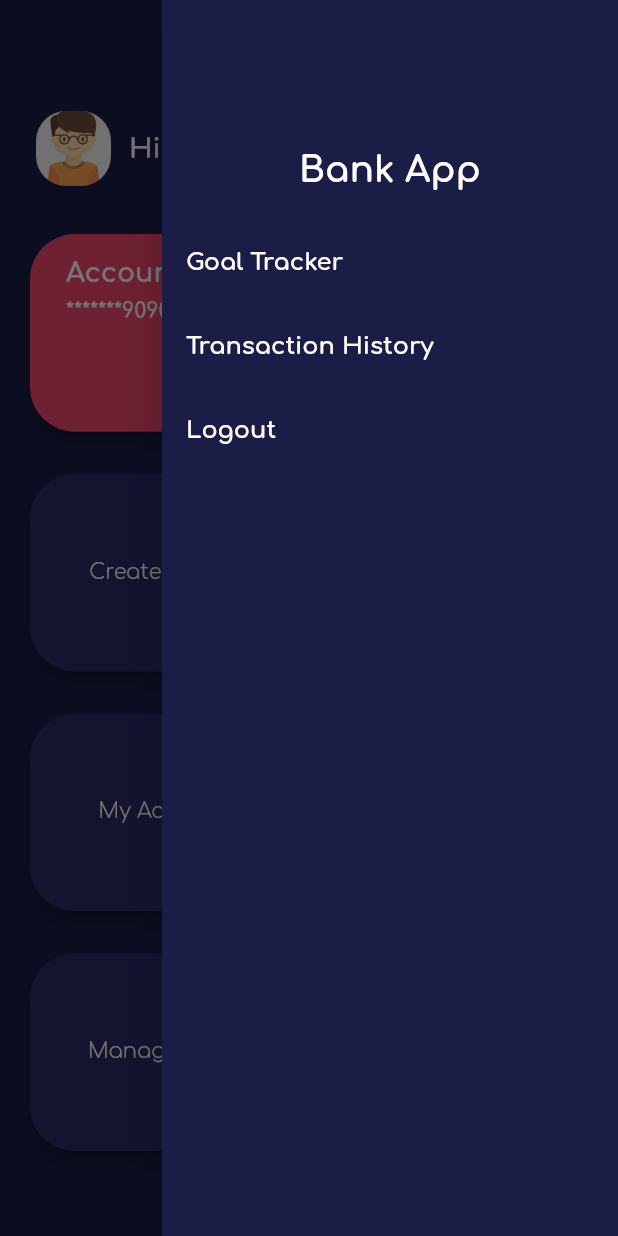
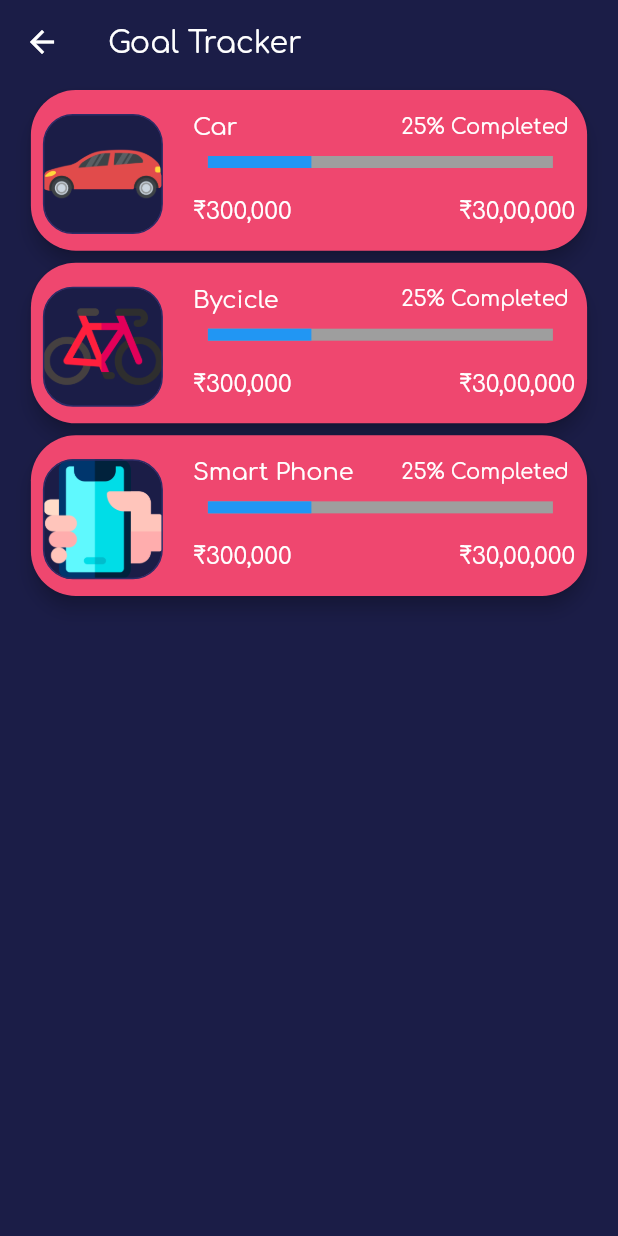
Before and after one commit to shivams1011/nuclei_hackathon_groot, a Flutter app: the HomeScreen screen opened by its route, in the side drawer, after a tap on "Goal Tracker", on a phone screen of 412 x 824 dp. Run offline on Flutter 3.47's test engine with Material 2 defaults, Android fonts, the light colour scheme and no system bars; drawn by our look-alikes of percent_indicator; our stand-ins replace google_fonts, image_picker.

Commit message:
goal tracker

```diff
--- a/lib/main.dart
+++ b/lib/main.dart
@@ -1,5 +1,7 @@
 import 'package:flutter/material.dart';
 import 'package:nuclei_hackathon_groot/screen/create_goal_screen/create_goal_screen.dart';
+import 'package:nuclei_hackathon_groot/screen/goal_overview_screen/goal_overview_screen.dart';
+import 'package:nuclei_hackathon_groot/screen/goal_tracker_screen/goal_tracker_screen.dart';
 import 'package:nuclei_hackathon_groot/screen/home_screen/home_screen.dart';
 import 'package:nuclei_hackathon_groot/screen/login_screen/login_screen.dart';
 import 'package:nuclei_hackathon_groot/screen/transaction_screen/transaction_screen.dart';
@@ -21,7 +23,9 @@ class MyApp extends StatelessWidget {
         '/':(context)=> LoginScreen(),
         '/home':(cotext) =>HomeScreen(),
         '/transaction':(context) => TransactionScreen(),
-        '/createGoal':(context) => CreateGoalScreen()
+        '/createGoal':(context) => CreateGoalScreen(),
+        '/goalOverView':(context) => GoalOverViewScreen(),
+        '/goalTracker':(context) => GoalTrackerScreen()
       },
     );
   }
--- /dev/null
+++ b/lib/screen/goal_tracker_screen/goal_tracker_screen.dart
@@ -0,0 +1,127 @@
+import 'package:flutter/material.dart';
+import 'package:nuclei_hackathon_groot/utils/colors_util.dart';
+import 'package:nuclei_hackathon_groot/utils/font_util.dart';
+import 'package:nuclei_hackathon_groot/utils/image_util.dart';
+import 'package:percent_indicator/percent_indicator.dart';
+
+class GoalTrackerScreen extends StatefulWidget {
+  GoalTrackerScreen({Key key}) : super(key: key);
+
+  @override
+  _GoalTrackerScreenState createState() => _GoalTrackerScreenState();
+}
+
+class _GoalTrackerScreenState extends State<GoalTrackerScreen> {
+  @override
+  Widget build(BuildContext context) {
+    return Scaffold(
+        backgroundColor: Color(ColorsUtil.appBgColor),
+        appBar: AppBar(
+          backgroundColor: Color(ColorsUtil.appBgColor),
+          elevation: 0,
+          title: Text(
+            'Goal Tracker',
+            style: FontUtil.setTextStyle(
+              fontSize: 20.0,
+            ),
+          ),
+        ),
+        body: getBodyWidget());
+  }
+
+  Widget getBodyWidget() {
+    return Container(
+      width: double.infinity,
+      child: Column(
+        children: [
+          getCardData(ImageUtils.carImage, 'Car'),
+          getCardData(ImageUtils.byCicleImage, 'Bycicle'),
+          getCardData(ImageUtils.smartPhoneImage, 'Smart Phone'),
+
+        ],
+      ),
+    );
+  }
+
+
+  Widget getCardData(String imageName, String goalName){
+    return Card(
+            color: Color(ColorsUtil.accountCardColor),
+            elevation: 5,
+            shape: RoundedRectangleBorder(
+                borderRadius: BorderRadius.all(
+              Radius.circular(30),
+            )),
+            child: Container(
+              width: MediaQuery.of(context).size.width * 0.90,
+              height: MediaQuery.of(context).size.height * 0.13,
+              child: Padding(
+                padding:
+                    const EdgeInsets.only(left: 8.0, top: 16.0, right: 8.0),
+                child: Row(
+                  crossAxisAlignment: CrossAxisAlignment.start,
+                  children: [
+                    Container(
+                      height: 80,
+                      width: 80,
+                      decoration: BoxDecoration(
+                          color: Color(ColorsUtil.appBgColor),
+                          border: Border.all(
+                              width: 1.0,
+                              color: Color(ColorsUtil.fieldFillColor)),
+                          image: DecorationImage(
+                              image: Image.asset(
+                                imageName,
+                                height: 50,
+                                width: 50,
+                              ).image,
+                              fit: BoxFit.fill),
+                          borderRadius:
+                              BorderRadius.all(Radius.circular(20.0))),
+                    ),
+                    SizedBox(
+                      width: 20.0,
+                    ),
+                    Expanded(
+                      child: Column(
+                        children: [
+                          Row(
+                            children: [
+                              Text(goalName,
+                                  style: FontUtil.setTextStyle(fontSize: 16.0)),
+                              Expanded(child: Container()),
+                              Text('25% Completed ',
+                                  style: FontUtil.setTextStyle(fontSize: 14.0)),
+                            ],
+                          ),
+                          SizedBox(
+                            height: 10.0,
+                          ),
+                          LinearPercentIndicator(
+                            width: 250,
+                            lineHeight: 8.0,
+                            percent: 0.3,
+                            backgroundColor: Colors.grey,
+                            progressColor: Colors.blue,
+                          ),
+                          SizedBox(height: 20,),
+                          Row(
+                            children: [
+                              Text('₹300,000',
+                                  style: FontUtil.setTextStyle(fontSize: 16.0)),
+                              Expanded(child: Container()),
+                              Text('₹30,00,000',
+                                  style: FontUtil.setTextStyle(fontSize: 16.0)),
+                            ],
+                          ),
+                        ],
+                      ),
+                    )
+                  ],
+                ),
+              ),
+            ),
+          );
+  }
+
+}
--- a/lib/screen/home_screen/home_screen.dart
+++ b/lib/screen/home_screen/home_screen.dart
@@ -34,7 +34,10 @@ class _HomeScreenState extends State<HomeScreen> {
                   height: 20,
                 ),
                 ListTile(
-                  onTap: () {},
+                  onTap: () {
+                     Navigator.of(context).pop();
+                    Navigator.of(context).pushNamed('/goalTracker');
+                  },
                   title: Text(
                     'Goal Tracker',
                     style: FontUtil.setTextStyle(
@@ -48,6 +51,13 @@ class _HomeScreenState extends State<HomeScreen> {
                   },
                   title: Text(
                     'Transaction History',
+                    style: FontUtil.setTextStyle(
+                        fontSize: 16.0, fontWeight: FontWeight.w700),
+                  ),
+                ),
+                ListTile(
+                  title: Text(
+                    'Manage limit',
                     style: FontUtil.setTextStyle(
                         fontSize: 16.0, fontWeight: FontWeight.w700),
                   ),
--- a/lib/utils/image_util.dart
+++ b/lib/utils/image_util.dart
@@ -4,4 +4,10 @@ class ImageUtils {
   static String get minorImage => 'assets/images/m.jpeg';
 
   static String get imageGallery => 'assets/images/image_gallery.png';
+
+  static String get carImage => 'assets/images/car.png';
+
+  static String get byCicleImage => 'assets/images/bycicle.png';
+
+  static String get smartPhoneImage => 'assets/images/smartphone.png';
 }
--- a/pubspec.yaml
+++ b/pubspec.yaml
@@ -32,6 +32,7 @@ dependencies:
   http: 0.12.2
   provider: 4.3.3
   image_picker: 0.6.7+20
+  percent_indicator: ^2.1.3
 
 dev_dependencies:
   flutter_test:
```
Also changed, not shown: lib/screen/create_goal_screen/create_goal_screen.dart (+17 -11 lines), lib/screen/goal_overview_screen/goal_overview_screen.dart (added, +250 -0 lines), assets/images/bycicle.png (added), assets/images/car.png (added), assets/images/smartphone.png (added), pubspec.lock.
